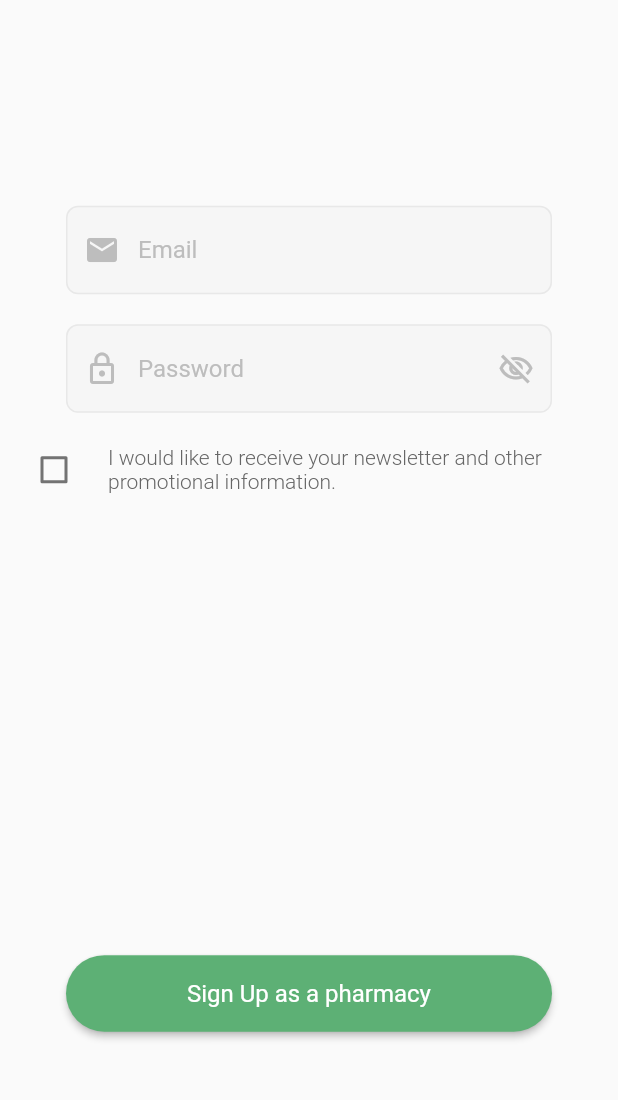
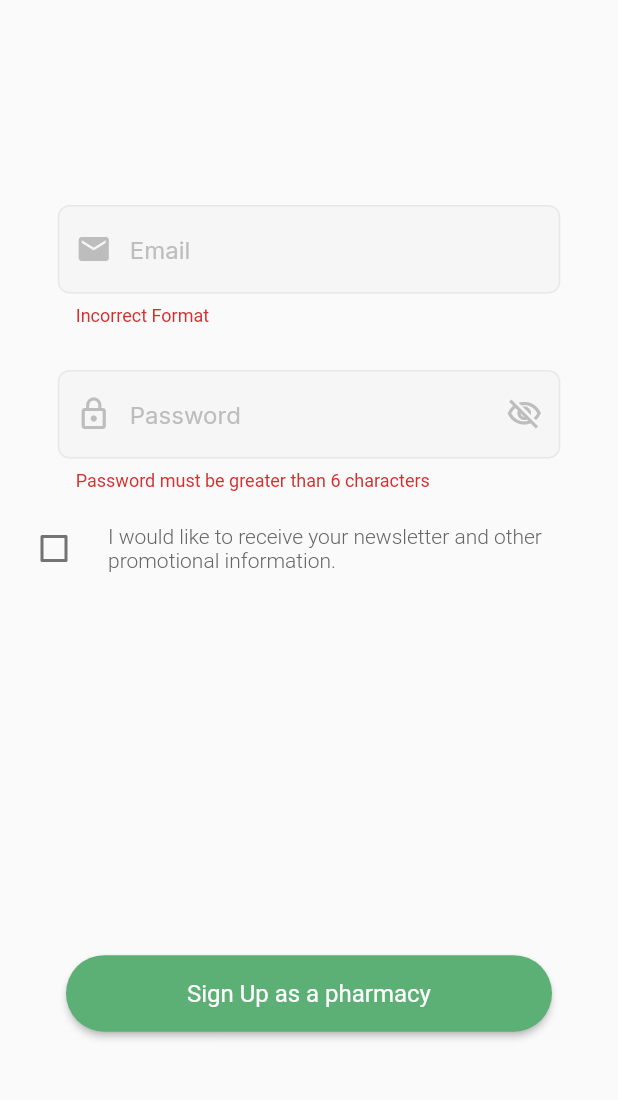
Before and after one commit to sgarg15/ConnectPharma, a Flutter app: the PharmacySignUpPage screen opened directly, on a phone screen of 412 x 824 dp, the part 129-1229 px from its top. Run offline on Flutter 3.47's test engine with Material 2 defaults, Android fonts, the phone set to English and light mode, and no system bars; our stand-ins replace cloud_firestore, email_validator, file_picker, firebase_auth, firebase_core, firebase_storage and 10 more; accounts and stored records are empty.

Commit message:
Fixed Pharmacy SignUp Page :construction:

```diff
--- a/lib/main.dart
+++ b/lib/main.dart
@@ -4,7 +4,7 @@
 import 'package:flutter_riverpod/flutter_riverpod.dart';
 import 'package:pharma_connect/src/screens/Pharmacist/1pharmacistSignUp.dart';
 import 'package:pharma_connect/src/screens/login.dart';
-import 'package:pharma_connect/src/screens/Pharmacy/pharmacy_signup.dart';
+import 'package:pharma_connect/src/screens/Pharmacy/1pharmacy_signup.dart';
 
 Future<void> main() async {
   WidgetsFlutterBinding.ensureInitialized();
--- a/lib/model/pharmacySignUpModel.dart
+++ b/lib/model/pharmacySignUpModel.dart
@@ -1,7 +1,7 @@
 import 'dart:typed_data';
 
 import 'package:pharma_connect/model/validatorModel.dart';
-import 'package:pharma_connect/src/screens/Pharmacy/pharmacyInformation.dart';
+import 'package:pharma_connect/src/screens/Pharmacy/3pharmacyInformation.dart';
 
 class PharmacySignUpModel {
   ValidatorModel? email = ValidatorModel("", "");
--- a/lib/src/providers/pharmacy_signup_provider.dart
+++ b/lib/src/providers/pharmacy_signup_provider.dart
@@ -4,7 +4,7 @@
 import 'package:pharma_connect/model/pharmacySignUpModel.dart';
 import 'package:email_validator/email_validator.dart';
 import 'package:pharma_connect/model/validatorModel.dart';
-import 'package:pharma_connect/src/screens/Pharmacy/pharmacyInformation.dart';
+import 'package:pharma_connect/src/screens/Pharmacy/3pharmacyInformation.dart';
 
 class PharmacySignUpProvider extends StateNotifier<PharmacySignUpModel> {
   PharmacySignUpProvider() : super(PharmacySignUpModel());
@@ -108,7 +108,7 @@
 
   //Getters
   String? get email => state.email?.value;
-  String? get passwprd => state.password?.value;
+  String? get password => state.password?.value;
   bool? get passwordVisiblity => state.passwordVisibility;
 
   String? get firstName => state.firstName;
--- a/lib/src/screens/Pharmacist/5pharmacistSkills.dart
+++ b/lib/src/screens/Pharmacist/5pharmacistSkills.dart
@@ -500,7 +500,7 @@
                                         .resumePDFData;
                                     print(
                                         "FILE PATH: " + file!.path.toString());
-                                    OpenFile.open(file?.path);
+                                    OpenFile.open(file!.path);
                                   },
                                   child: RichText(
                                     text: TextSpan(
@@ -779,25 +779,6 @@
                                   Color(0xFF5DB075)),
                             ),
                             onPressed: () async {
-                              // context
-                              //     .read(pharmacistSignUpProvider.notifier)
-                              //     .changeSignature((widget
-                              //             ._sigController.isNotEmpty)
-                              //         ? await widget._sigController
-                              //             .toPngBytes()
-                              //             .then((value) {
-                              //             if (value != null) {
-                              //               print(context
-                              //                   .read(pharmacistSignUpProvider
-                              //                       .notifier)
-                              //                   .signatureData);
-                              //               print(value);
-                              //               setState(() {
-                              //                 signatureSaved = true;
-                              //               });
-                              //             }
-                              //           })
-                              //         : null);
                               if (widget._sigController.isNotEmpty) {
                                 context
                                     .read(pharmacistSignUpProvider.notifier)
--- a/lib/src/screens/Pharmacist/6photoInformation.dart
+++ b/lib/src/screens/Pharmacist/6photoInformation.dart
@@ -121,7 +121,7 @@
                                           .frontIDData;
                                       print("FILE PATH: " +
                                           frontFile!.path.toString());
-                                      OpenFile.open(frontFile?.path);
+                                      OpenFile.open(frontFile!.path);
                                     },
                                     child: RichText(
                                       text: TextSpan(
@@ -276,7 +276,7 @@
                                           .backIDData;
                                       print("FILE PATH: " +
                                           backFile!.path.toString());
-                                      OpenFile.open(backFile?.path);
+                                      OpenFile.open(backFile!.path);
                                     },
                                     child: RichText(
                                       text: TextSpan(
@@ -456,7 +456,7 @@
                                           .registrationCertificateData;
                                       print("FILE PATH: " +
                                           registrationFile!.path.toString());
-                                      OpenFile.open(registrationFile?.path);
+                                      OpenFile.open(registrationFile!.path);
                                     },
                                     child: RichText(
                                       text: TextSpan(
@@ -639,7 +639,7 @@
                                           .profilePhotoData;
                                       print("FILE PATH: " +
                                           profilePhotoFile!.path.toString());
-                                      OpenFile.open(profilePhotoFile?.path);
+                                      OpenFile.open(profilePhotoFile!.path);
                                     },
                                     child: RichText(
                                       text: TextSpan(
--- a/lib/src/screens/Pharmacy/pharmacy_signup.dart
+++ b/lib/src/screens/Pharmacy/1pharmacy_signup.dart
@@ -1,10 +1,13 @@
+import 'package:email_validator/email_validator.dart';
 import 'package:flutter/material.dart';
 import 'package:flutter_riverpod/flutter_riverpod.dart';
 import 'package:pharma_connect/model/pharmacySignUpModel.dart';
 import 'package:pharma_connect/src/providers/auth_provider.dart';
 import 'package:pharma_connect/src/providers/pharmacy_signup_provider.dart';
-import 'package:pharma_connect/src/screens/Pharmacy/accountInformation.dart';
+import 'package:pharma_connect/src/screens/Pharmacy/2accountInformation.dart';
 import 'package:pharma_connect/src/screens/login.dart';
+
+import '../../../all_used.dart';
 
 final pharmacySignUpProvider =
     StateNotifierProvider<PharmacySignUpProvider, PharmacySignUpModel>((ref) {
@@ -24,6 +27,7 @@
 
 class _PharmacySignUpPageState extends State<PharmacySignUpPage> {
   bool checkedValue = false;
+  bool passwordVisibility = false;
 
   //String _password, _email;
   final GlobalKey<FormState> _formKey = GlobalKey<FormState>();
@@ -37,7 +41,7 @@
   Widget build(BuildContext context) {
     return Consumer(
       builder: (context, watch, child) {
-        final pharmacySignUp = watch(pharmacySignUpProvider);
+        watch(pharmacySignUpProvider);
         watch(authProvider);
 
         return Scaffold(
@@ -109,17 +113,26 @@
                       mainAxisSize: MainAxisSize.min,
                       children: <Widget>[
                         //Email
-                        Container(
-                          width: 324,
-                          child: TextFormField(
-                            keyboardType: TextInputType.emailAddress,
-                            onChanged: (emailAddress) {
+                        formField(
+                          hintText: "Email",
+                          decoration: false,
+                          keyboardStyle: TextInputType.emailAddress,
+                          textCapitalization: TextCapitalization.none,
+                          onChanged: (String emailAddress) {
                             context
                                 .read(pharmacySignUpProvider.notifier)
                                 .changeEmail(emailAddress);
                           },
-                            decoration: InputDecoration(
-                              errorText: pharmacySignUp.email?.error,
+                          validation: (value) {
+                            if (!EmailValidator.validate(value)) {
+                              return "Incorrect Format";
+                            }
+                            return null;
+                          },
+                          initialValue: context
+                              .read(pharmacySignUpProvider.notifier)
+                              .email,
+                          inputDecoration: InputDecoration(
                             focusedErrorBorder: OutlineInputBorder(
                                 borderRadius: BorderRadius.circular(8),
                                 borderSide:
@@ -135,8 +148,7 @@
                                 borderSide:
                                     BorderSide(color: Color(0xFFE8E8E8))),
                             focusedBorder: OutlineInputBorder(
-                                borderSide:
-                                    BorderSide(color: Color(0xFFE8E8E8)),
+                              borderSide: BorderSide(color: Color(0xFFE8E8E8)),
                               borderRadius: BorderRadius.circular(8.0),
                             ),
                             hintText: 'Email',
@@ -148,21 +160,29 @@
                             ),
                           ),
                         ),
-                        ),
-                        SizedBox(height: 20),
+
                         //Password
-                        Container(
-                          width: 324,
-                          child: TextFormField(
-                            obscureText: !pharmacySignUp.passwordVisibility,
-                            keyboardType: TextInputType.visiblePassword,
-                            onChanged: (password) {
+                        formField(
+                          hintText: "Password",
+                          obscureText: !passwordVisibility,
+                          textCapitalization: TextCapitalization.none,
+                          decoration: false,
+                          keyboardStyle: TextInputType.emailAddress,
+                          onChanged: (String password) {
                             context
                                 .read(pharmacySignUpProvider.notifier)
                                 .changePassword(password);
                           },
-                            decoration: InputDecoration(
-                              errorText: pharmacySignUp.password?.error,
+                          validation: (value) {
+                            if (value!.length < 6) {
+                              return "Password must be greater than 6 characters";
+                            }
+                            return null;
+                          },
+                          initialValue: context
+                              .read(pharmacySignUpProvider.notifier)
+                              .password,
+                          inputDecoration: InputDecoration(
                             filled: true,
                             fillColor: Color(0xFFF6F6F6),
                             focusedErrorBorder: OutlineInputBorder(
@@ -178,8 +198,7 @@
                                 borderSide:
                                     BorderSide(color: Color(0xFFE8E8E8))),
                             focusedBorder: OutlineInputBorder(
-                                borderSide:
-                                    BorderSide(color: Color(0xFFE8E8E8)),
+                              borderSide: BorderSide(color: Color(0xFFE8E8E8)),
                               borderRadius: BorderRadius.circular(8.0),
                             ),
                             hintText: 'Password',
@@ -190,22 +209,21 @@
                               color: Color(0xFFBDBDBD),
                             ),
                             suffixIcon: IconButton(
-                                icon: Icon(pharmacySignUp.passwordVisibility
+                              icon: Icon(passwordVisibility
                                   ? Icons.visibility_outlined
                                   : Icons.visibility_off_outlined),
                               color: Color(0xFFBDBDBD),
                               splashRadius: 1,
                               onPressed: () {
-                                  context
-                                      .read(pharmacySignUpProvider.notifier)
-                                      .changePasswordVisibility(
-                                          !pharmacySignUp.passwordVisibility);
+                                setState(() {
+                                  passwordVisibility = !passwordVisibility;
+                                });
                               },
                             ),
                           ),
                         ),
-                        ),
                         SizedBox(height: 10),
+
                         //Newsletter Check Box
                         CheckboxListTile(
                           title: RichText(
--- a/lib/src/screens/Pharmacy/accountInformation.dart
+++ b/lib/src/screens/Pharmacy/2accountInformation.dart
@@ -6,7 +6,7 @@
 import 'package:pharma_connect/model/pharmacySignUpModel.dart';
 import 'package:pharma_connect/src/providers/auth_provider.dart';
 import 'package:pharma_connect/src/providers/pharmacy_signup_provider.dart';
-import 'package:pharma_connect/src/screens/Pharmacy/pharmacyInformation.dart';
+import 'package:pharma_connect/src/screens/Pharmacy/3pharmacyInformation.dart';
 import 'package:signature/signature.dart';
 
 import '../../../main.dart';
--- a/lib/src/screens/Pharmacy/pharmacyInformation.dart
+++ b/lib/src/screens/Pharmacy/3pharmacyInformation.dart
@@ -5,9 +5,9 @@
 import 'package:flutter_riverpod/flutter_riverpod.dart';
 import 'package:pharma_connect/src/Address%20Search/locationSearch.dart';
 import 'package:pharma_connect/src/Address%20Search/placeService.dart';
-import 'package:pharma_connect/src/screens/Pharmacy/pharmacyManagerInformation.dart';
+import 'package:pharma_connect/src/screens/Pharmacy/4pharmacyManagerInformation.dart';
 import 'package:uuid/uuid.dart';
-import 'accountInformation.dart';
+import '2accountInformation.dart';
 
 class Software {
   final int id;
--- a/lib/src/screens/Pharmacy/pharmacyManagerInformation.dart
+++ b/lib/src/screens/Pharmacy/4pharmacyManagerInformation.dart
@@ -2,7 +2,7 @@
 import 'package:google_fonts/google_fonts.dart';
 import 'package:pharma_connect/all_used.dart';
 import 'package:flutter_riverpod/flutter_riverpod.dart';
-import 'accountInformation.dart';
+import '2accountInformation.dart';
 
 class PharmacyManagerInformation extends StatelessWidget {
   PharmacyManagerInformation({Key? key}) : super(key: key);
```
Lines whose indentation alone changed are shown as unchanged.
